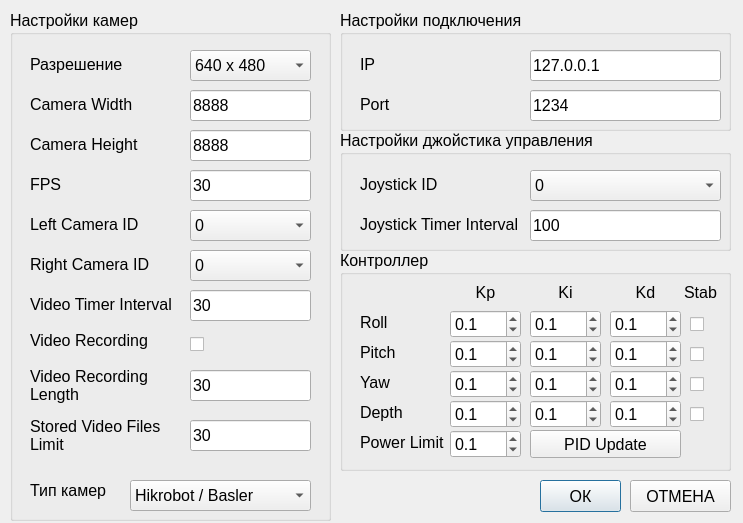
valabsoft/auv-chersonese, file SevROVWorkstation/settingswindow.ui: the form before one commit.
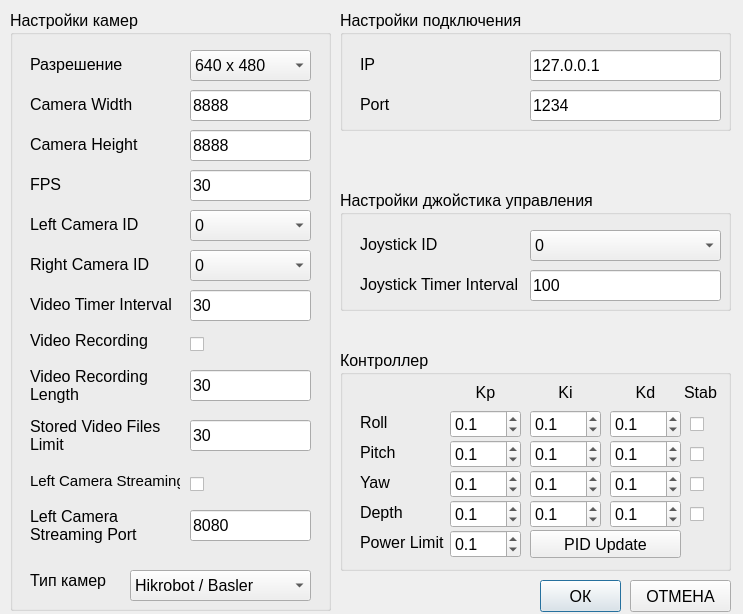
The form after the commit.

Diff of the .ui file:
```diff
--- a/SevROVWorkstation/settingswindow.ui
+++ b/SevROVWorkstation/settingswindow.ui
@@ -7,7 +7,7 @@
     <x>0</x>
     <y>0</y>
     <width>743</width>
-    <height>523</height>
+    <height>614</height>
    </rect>
   </property>
   <property name="windowTitle">
@@ -17,7 +17,7 @@
    <property name="geometry">
     <rect>
      <x>540</x>
-     <y>480</y>
+     <y>580</y>
      <width>81</width>
      <height>32</height>
     </rect>
@@ -35,7 +35,7 @@
    <property name="geometry">
     <rect>
      <x>630</x>
-     <y>480</y>
+     <y>580</y>
      <width>101</width>
      <height>32</height>
     </rect>
@@ -55,7 +55,7 @@
      <x>10</x>
      <y>10</y>
      <width>321</width>
-     <height>511</height>
+     <height>601</height>
     </rect>
    </property>
    <property name="font">
@@ -395,7 +395,7 @@
     <property name="geometry">
      <rect>
       <x>20</x>
-      <y>470</y>
+      <y>560</y>
       <width>101</width>
       <height>21</height>
      </rect>
@@ -416,7 +416,7 @@
     <property name="geometry">
      <rect>
       <x>120</x>
-      <y>470</y>
+      <y>560</y>
       <width>181</width>
       <height>31</height>
      </rect>
@@ -546,12 +546,86 @@
      <set>Qt::AlignmentFlag::AlignLeading|Qt::AlignmentFlag::AlignLeft|Qt::AlignmentFlag::AlignVCenter</set>
     </property>
    </widget>
+   <widget class="QCheckBox" name="cbLeftCameraStreaming">
+    <property name="geometry">
+     <rect>
+      <x>180</x>
+      <y>460</y>
+      <width>21</width>
+      <height>28</height>
+     </rect>
+    </property>
+    <property name="text">
+     <string/>
+    </property>
+   </widget>
+   <widget class="QLabel" name="lbLeftCameraStreamingPort">
+    <property name="geometry">
+     <rect>
+      <x>20</x>
+      <y>490</y>
+      <width>151</width>
+      <height>51</height>
+     </rect>
+    </property>
+    <property name="font">
+     <font>
+      <pointsize>12</pointsize>
+     </font>
+    </property>
+    <property name="text">
+     <string>Left Camera Streaming Port</string>
+    </property>
+    <property name="alignment">
+     <set>Qt::AlignmentFlag::AlignLeading|Qt::AlignmentFlag::AlignLeft|Qt::AlignmentFlag::AlignVCenter</set>
+    </property>
+    <property name="wordWrap">
+     <bool>true</bool>
+    </property>
+   </widget>
+   <widget class="QLabel" name="lbLeftCameraStreaming">
+    <property name="geometry">
+     <rect>
+      <x>20</x>
+      <y>460</y>
+      <width>150</width>
+      <height>21</height>
+     </rect>
+    </property>
+    <property name="font">
+     <font>
+      <pointsize>11</pointsize>
+     </font>
+    </property>
+    <property name="text">
+     <string>Left Camera Streaming</string>
+    </property>
+    <property name="alignment">
+     <set>Qt::AlignmentFlag::AlignLeading|Qt::AlignmentFlag::AlignLeft|Qt::AlignmentFlag::AlignVCenter</set>
+    </property>
+   </widget>
+   <widget class="QLineEdit" name="leLeftCameraStreamingPort">
+    <property name="geometry">
+     <rect>
+      <x>180</x>
+      <y>500</y>
+      <width>121</width>
+      <height>31</height>
+     </rect>
+    </property>
+    <property name="text">
+     <string>8080</string>
+    </property>
+    <property name="alignment">
+     <set>Qt::AlignmentFlag::AlignLeading|Qt::AlignmentFlag::AlignLeft|Qt::AlignmentFlag::AlignVCenter</set>
+    </property>
+   </widget>
   </widget>
   <widget class="QGroupBox" name="gbCameraSettings_2">
    <property name="geometry">
     <rect>
      <x>340</x>
-     <y>130</y>
+     <y>190</y>
      <width>391</width>
      <height>121</height>
     </rect>
@@ -646,7 +720,7 @@
    <property name="geometry">
     <rect>
      <x>340</x>
-     <y>250</y>
+     <y>350</y>
      <width>391</width>
      <height>221</height>
     </rect>
```
